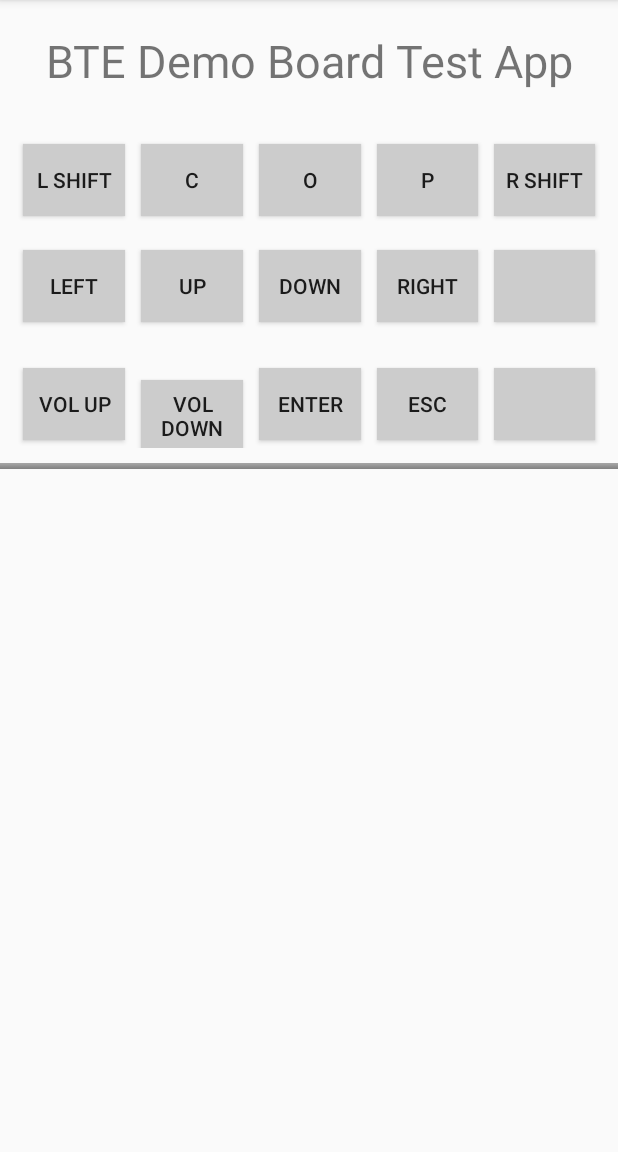
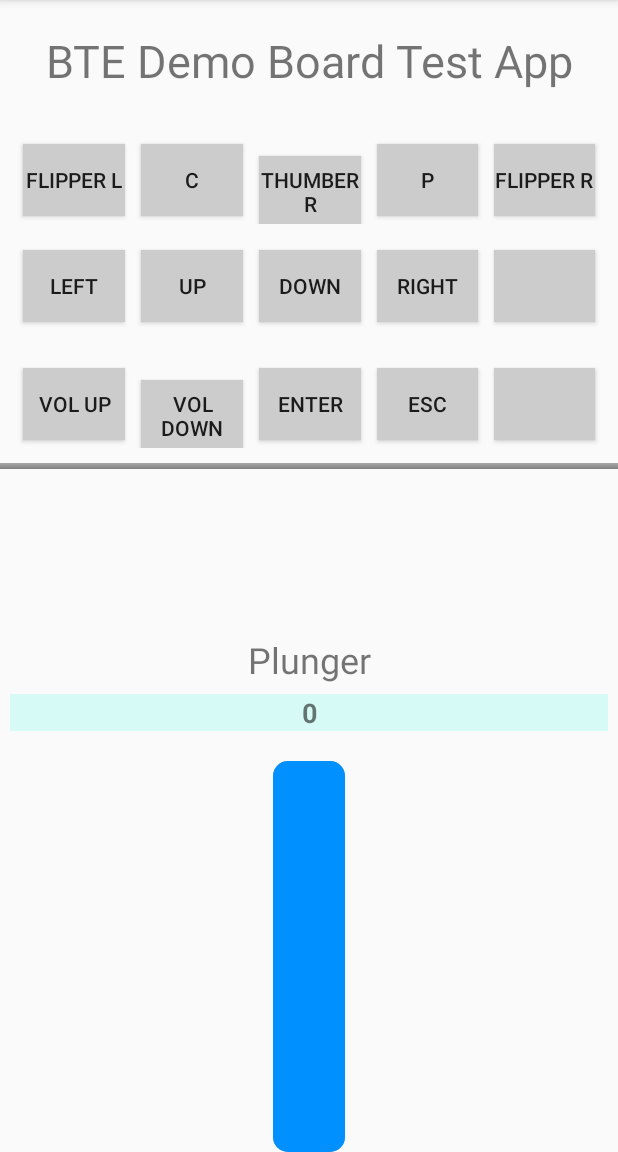
Before and after one commit to btejinder/KeyTest, an Android app: the screen it shows after launch (MainActivity), on a phone screen of 412 x 824 dp, the part 84-1236 px from its top. Run offline under Robolectric (Android 15) with nearby library versions, the phone set to English and light mode, and no system bars.

Commit message:
Add plunger test

```diff
--- a/app/src/main/AndroidManifest.xml
+++ b/app/src/main/AndroidManifest.xml
@@ -9,7 +9,7 @@
         android:roundIcon="@mipmap/ic_launcher_round"
         android:supportsRtl="true"
         android:theme="@style/AppTheme">
-        <activity android:name=".MainActivity">
+        <activity android:name=".MainActivity" android:screenOrientation="portrait">
             <intent-filter>
                 <action android:name="android.intent.action.MAIN" />
 
--- /dev/null
+++ b/app/src/main/res/drawable/progress_drawable.xml
@@ -0,0 +1,23 @@
+<?xml version="1.0" encoding="utf-8"?>
+<layer-list xmlns:android="http://schemas.android.com/apk/res/android">
+    <item android:id="@android:id/background">
+        <shape>
+            <solid android:color="#AAA" />
+            <corners android:radius="10dp" />
+        </shape>
+    </item>
+    <item android:id="@android:id/progress">
+        <layer-list>
+            <item>
+                <clip
+                    android:clipOrientation="vertical"
+                    android:gravity="bottom">
+                    <shape>
+                        <solid android:color="#0090FF" />
+                        <corners android:radius="10dp" />
+                    </shape>
+                </clip>
+            </item>
+        </layer-list>
+    </item>
+</layer-list>
--- a/app/src/main/res/layout/activity_main.xml
+++ b/app/src/main/res/layout/activity_main.xml
@@ -42,7 +42,7 @@
                 android:layout_weight="1"
                 android:background="@color/colorButton"
                 android:enabled="true"
-                android:text="L SHIFT" />
+                android:text="Flipper L" />
 
             <Button
                 android:id="@+id/b_c"
@@ -62,7 +62,7 @@
                 android:layout_weight="1"
                 android:background="@color/colorButton"
                 android:enabled="true"
-                android:text="O" />
+                android:text="Thumber R" />
 
             <Button
                 android:id="@+id/b_p"
@@ -82,7 +82,7 @@
                 android:layout_weight="1"
                 android:background="@color/colorButton"
                 android:enabled="true"
-                android:text="R SHIFT" />
+                android:text="Flipper R" />
         </LinearLayout>
 
         <LinearLayout
@@ -265,6 +265,53 @@
                 android:layout_weight="1"
                 android:text="id 6" />
         </LinearLayout>
+
+        <LinearLayout
+            android:layout_width="match_parent"
+            android:layout_height="match_parent"
+            android:orientation="vertical"
+            android:paddingTop="20sp"
+            android:paddingBottom="20sp">
+
+            <TextView
+                android:id="@+id/PlungerTest"
+                android:layout_width="match_parent"
+                android:layout_height="wrap_content"
+                android:layout_weight="1"
+                android:text="Plunger"
+                android:textAlignment="center"
+                android:textSize="24sp" />
+
+            <TextView
+                android:id="@+id/tvADValue"
+                android:layout_width="match_parent"
+                android:layout_height="wrap_content"
+                android:layout_marginLeft="10px"
+                android:layout_marginTop="10px"
+                android:layout_marginRight="10px"
+                android:layout_weight="1"
+                android:background="#CCCDFBF4"
+                android:text="0"
+                android:textAlignment="center"
+                android:textSize="18sp"
+                android:textStyle="bold" />
+        </LinearLayout>
+
+        <RelativeLayout
+            android:layout_width="match_parent"
+            android:layout_height="match_parent"
+            android:orientation="horizontal">
+
+            <ProgressBar
+                android:id="@+id/plungerbar"
+                style="@android:style/Widget.ProgressBar.Horizontal"
+                android:layout_width="48dp"
+                android:layout_height="400dp"
+                android:layout_centerInParent="true"
+                android:max="100"
+                android:progress="100"
+                android:progressDrawable="@drawable/progress_drawable"/>
+        </RelativeLayout>
     </LinearLayout>
 
 </RelativeLayout>
--- a/build.gradle
+++ b/build.gradle
@@ -7,7 +7,7 @@ buildscript {
 
     }
     dependencies {
-        classpath 'com.android.tools.build:gradle:3.5.0'
+        classpath 'com.android.tools.build:gradle:3.6.3'
 
         // NOTE: Do not place your application dependencies here; they belong
         // in the individual module build.gradle files
```
Also changed, not shown: app/build.gradle (+4 -3 lines), app/src/main/java/tw/com/bte/keytest/Dpad.java (added, +75 -0 lines), app/src/main/java/tw/com/bte/keytest/MainActivity.java (+113 -28 lines), app/src/main/res/layout/dialog_finish_app.xml (added, +54 -0 lines), gradle/wrapper/gradle-wrapper.properties.
